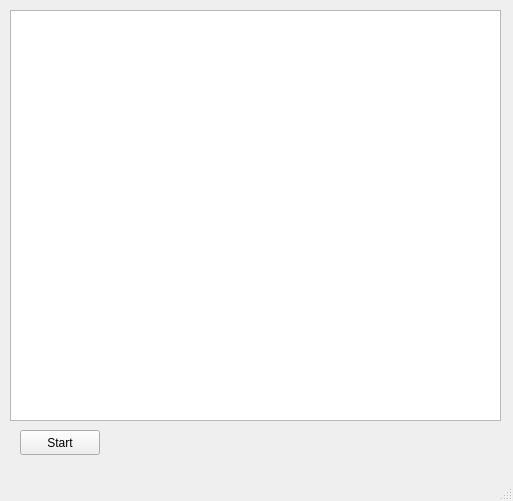
jaakkosd/OhjelmoinninTekniikatProjekti, file Game/mainwindow.ui: the form before one commit.
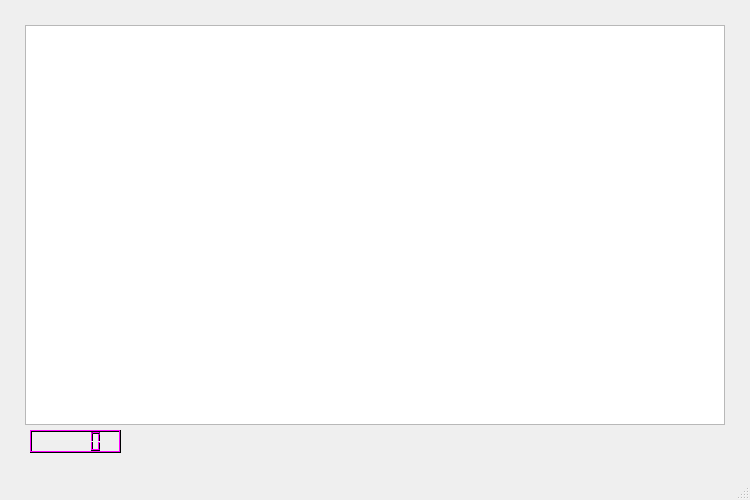
The form after the commit.

Commit message: fix scroll wheel bug removed unused button and lcd for time

```diff
--- a/Game/mainwindow.ui
+++ b/Game/mainwindow.ui
@@ -6,43 +6,309 @@
    <rect>
     <x>0</x>
     <y>0</y>
-    <width>513</width>
-    <height>501</height>
+    <width>750</width>
+    <height>500</height>
    </rect>
   </property>
+  <property name="sizePolicy">
+   <sizepolicy hsizetype="Fixed" vsizetype="Fixed">
+    <horstretch>0</horstretch>
+    <verstretch>0</verstretch>
+   </sizepolicy>
+  </property>
   <property name="minimumSize">
    <size>
     <width>500</width>
     <height>500</height>
    </size>
   </property>
+  <property name="palette">
+   <palette>
+    <active>
+     <colorrole role="WindowText">
+      <brush brushstyle="SolidPattern">
+       <color alpha="255">
+        <red>0</red>
+        <green>0</green>
+        <blue>0</blue>
+       </color>
+      </brush>
+     </colorrole>
+     <colorrole role="Dark">
+      <brush brushstyle="SolidPattern">
+       <color alpha="255">
+        <red>0</red>
+        <green>0</green>
+        <blue>0</blue>
+       </color>
+      </brush>
+     </colorrole>
+     <colorrole role="Mid">
+      <brush brushstyle="SolidPattern">
+       <color alpha="255">
+        <red>0</red>
+        <green>0</green>
+        <blue>0</blue>
+       </color>
+      </brush>
+     </colorrole>
+     <colorrole role="Text">
+      <brush brushstyle="SolidPattern">
+       <color alpha="255">
+        <red>0</red>
+        <green>0</green>
+        <blue>0</blue>
+       </color>
+      </brush>
+     </colorrole>
+     <colorrole role="ButtonText">
+      <brush brushstyle="SolidPattern">
+       <color alpha="255">
+        <red>0</red>
+        <green>0</green>
+        <blue>0</blue>
+       </color>
+      </brush>
+     </colorrole>
+     <colorrole role="PlaceholderText">
+      <brush brushstyle="SolidPattern">
+       <color alpha="128">
+        <red>0</red>
+        <green>0</green>
+        <blue>0</blue>
+       </color>
+      </brush>
+     </colorrole>
+    </active>
+    <inactive>
+     <colorrole role="WindowText">
+      <brush brushstyle="SolidPattern">
+       <color alpha="255">
+        <red>0</red>
+        <green>0</green>
+        <blue>0</blue>
+       </color>
+      </brush>
+     </colorrole>
+     <colorrole role="Dark">
+      <brush brushstyle="SolidPattern">
+       <color alpha="255">
+        <red>0</red>
+        <green>0</green>
+        <blue>0</blue>
+       </color>
+      </brush>
+     </colorrole>
+     <colorrole role="Mid">
+      <brush brushstyle="SolidPattern">
+       <color alpha="255">
+        <red>0</red>
+        <green>0</green>
+        <blue>0</blue>
+       </color>
+      </brush>
+     </colorrole>
+     <colorrole role="Text">
+      <brush brushstyle="SolidPattern">
+       <color alpha="255">
+        <red>0</red>
+        <green>0</green>
+        <blue>0</blue>
+       </color>
+      </brush>
+     </colorrole>
+     <colorrole role="ButtonText">
+      <brush brushstyle="SolidPattern">
+       <color alpha="255">
+        <red>0</red>
+        <green>0</green>
+        <blue>0</blue>
+       </color>
+      </brush>
+     </colorrole>
+     <colorrole role="PlaceholderText">
+      <brush brushstyle="SolidPattern">
+       <color alpha="128">
+        <red>0</red>
+        <green>0</green>
+        <blue>0</blue>
+       </color>
+      </brush>
+     </colorrole>
+    </inactive>
+    <disabled>
+     <colorrole role="WindowText">
+      <brush brushstyle="SolidPattern">
+       <color alpha="255">
+        <red>0</red>
+        <green>0</green>
+        <blue>0</blue>
+       </color>
+      </brush>
+     </colorrole>
+     <colorrole role="Dark">
+      <brush brushstyle="SolidPattern">
+       <color alpha="255">
+        <red>0</red>
+        <green>0</green>
+        <blue>0</blue>
+       </color>
+      </brush>
+     </colorrole>
+     <colorrole role="Mid">
+      <brush brushstyle="SolidPattern">
+       <color alpha="255">
+        <red>0</red>
+        <green>0</green>
+        <blue>0</blue>
+       </color>
+      </brush>
+     </colorrole>
+     <colorrole role="Text">
+      <brush brushstyle="SolidPattern">
+       <color alpha="255">
+        <red>0</red>
+        <green>0</green>
+        <blue>0</blue>
+       </color>
+      </brush>
+     </colorrole>
+     <colorrole role="ButtonText">
+      <brush brushstyle="SolidPattern">
+       <color alpha="255">
+        <red>0</red>
+        <green>0</green>
+        <blue>0</blue>
+       </color>
+      </brush>
+     </colorrole>
+     <colorrole role="PlaceholderText">
+      <brush brushstyle="SolidPattern">
+       <color alpha="128">
+        <red>0</red>
+        <green>0</green>
+        <blue>0</blue>
+       </color>
+      </brush>
+     </colorrole>
+    </disabled>
+   </palette>
+  </property>
   <property name="windowTitle">
    <string>MainWindow</string>
   </property>
   <widget class="QWidget" name="centralwidget">
-   <widget class="QPushButton" name="startButton">
-    <property name="geometry">
-     <rect>
-      <x>20</x>
-      <y>430</y>
-      <width>80</width>
-      <height>25</height>
-     </rect>
-    </property>
-    <property name="text">
-     <string>Start</string>
-    </property>
-   </widget>
    <widget class="QGraphicsView" name="graphicsView">
     <property name="geometry">
      <rect>
-      <x>10</x>
-      <y>10</y>
-      <width>491</width>
-      <height>411</height>
+      <x>25</x>
+      <y>25</y>
+      <width>700</width>
+      <height>400</height>
      </rect>
     </property>
    </widget>
+   <widget class="QLCDNumber" name="lcdNumber">
+    <property name="geometry">
+     <rect>
+      <x>30</x>
+      <y>430</y>
+      <width>91</width>
+      <height>23</height>
+     </rect>
+    </property>
+    <property name="palette">
+     <palette>
+      <active>
+       <colorrole role="Button">
+        <brush brushstyle="SolidPattern">
+         <color alpha="255">
+          <red>0</red>
+          <green>0</green>
+          <blue>0</blue>
+         </color>
+        </brush>
+       </colorrole>
+       <colorrole role="Light">
+        <brush brushstyle="SolidPattern">
+         <color alpha="255">
+          <red>255</red>
+          <green>0</green>
+          <blue>255</blue>
+         </color>
+        </brush>
+       </colorrole>
+       <colorrole role="Midlight">
+        <brush brushstyle="SolidPattern">
+         <color alpha="255">
+          <red>255</red>
+          <green>0</green>
+          <blue>255</blue>
+         </color>
+        </brush>
+       </colorrole>
+      </active>
+      <inactive>
+       <colorrole role="Button">
+        <brush brushstyle="SolidPattern">
+         <color alpha="255">
+          <red>0</red>
+          <green>0</green>
+          <blue>0</blue>
+         </color>
+        </brush>
+       </colorrole>
+       <colorrole role="Light">
+        <brush brushstyle="SolidPattern">
+         <color alpha="255">
+          <red>255</red>
+          <green>0</green>
+          <blue>255</blue>
+         </color>
+        </brush>
+       </colorrole>
+       <colorrole role="Midlight">
+        <brush brushstyle="SolidPattern">
+         <color alpha="255">
+          <red>255</red>
+          <green>0</green>
+          <blue>255</blue>
+         </color>
+        </brush>
+       </colorrole>
+      </inactive>
+      <disabled>
+       <colorrole role="Button">
+        <brush brushstyle="SolidPattern">
+         <color alpha="255">
+          <red>0</red>
+          <green>0</green>
+          <blue>0</blue>
+         </color>
+        </brush>
+       </colorrole>
+       <colorrole role="Light">
+        <brush brushstyle="SolidPattern">
+         <color alpha="255">
+          <red>255</red>
+          <green>0</green>
+          <blue>255</blue>
+         </color>
+        </brush>
+       </colorrole>
+       <colorrole role="Midlight">
+        <brush brushstyle="SolidPattern">
+         <color alpha="255">
+          <red>255</red>
+          <green>0</green>
+          <blue>255</blue>
+         </color>
+        </brush>
+       </colorrole>
+      </disabled>
+     </palette>
+    </property>
+   </widget>
   </widget>
   <widget class="QMenuBar" name="menubar">
    <property name="geometry">
```
Left out of the diff: 2 changed lines with no effect on the pictures. The commit also changes 4 other files.
